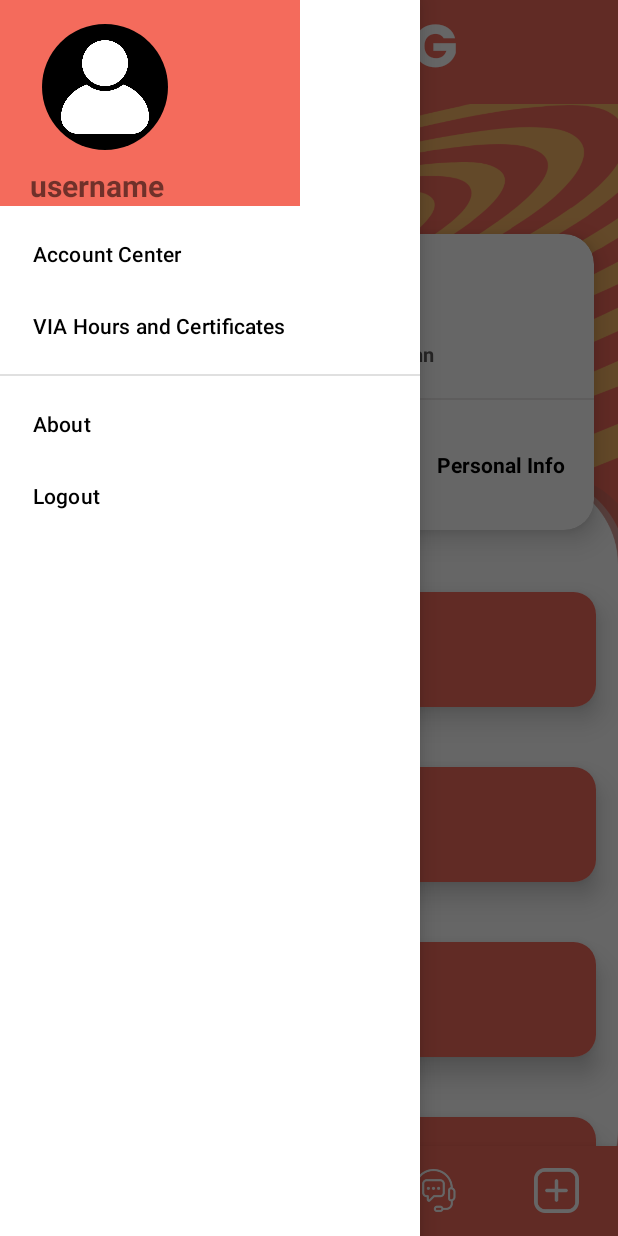
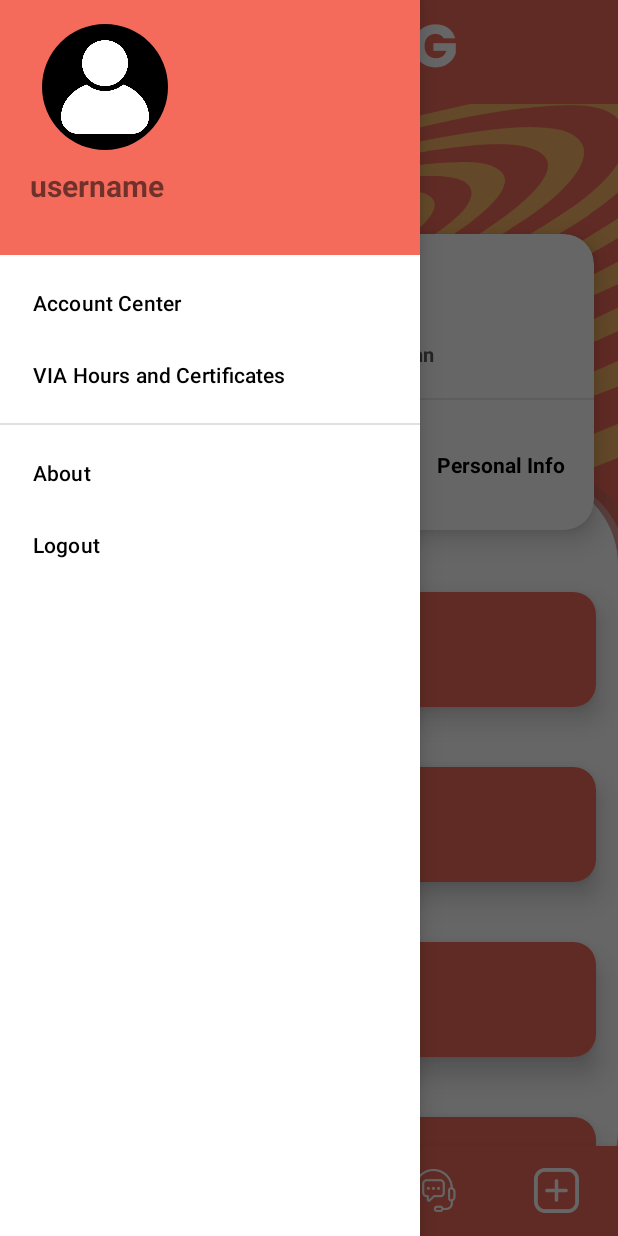
Before and after one commit to bossman2406/GatherSG, an Android app: the fragment userProfile placed in its activity, with the side drawer open, on a phone screen of 412 x 824 dp. Run offline under Robolectric (Android 15) with nearby library versions, the phone set to English and light mode, and no system bars; our stand-ins replace CircleImageView, Firebase (no records; nobody signed in at launch, a user with empty details on screens opened directly); 5 statements that could not run were skipped.

Commit message:
working on user profile

```diff
--- a/app/src/main/java/com/gathersg/user/userProfile.java
+++ b/app/src/main/java/com/gathersg/user/userProfile.java
@@ -4,11 +4,14 @@ import android.os.Bundle;
 import android.view.LayoutInflater;
 import android.view.View;
 import android.view.ViewGroup;
+import android.widget.TextView;
 
 import androidx.fragment.app.Fragment;
 import androidx.fragment.app.FragmentContainerView;
 import androidx.fragment.app.FragmentManager;
 import androidx.fragment.app.FragmentTransaction;
+
+import de.hdodenhof.circleimageview.CircleImageView;
 
 
 public class userProfile extends Fragment {
@@ -17,6 +20,8 @@ public class userProfile extends Fragment {
     personal_info personalInfo;
     FragmentManager fragmentManager;
     FragmentTransaction fragmentTransaction;
+    TextView username,uid;
+    CircleImageView imageView;
 
     public userProfile() {
         // Required empty public constructor
@@ -28,6 +33,11 @@ public class userProfile extends Fragment {
         // Inflate the layout for this fragment
         View view = inflater.inflate(R.layout.fragment_user_profile, container, false);
         personalInfo = new personal_info();
+        username = view.findViewById(R.id.usernameProfile);
+        uid = view.findViewById(R.id.uidProfile);
+        //add db to get username , uid and image;
+        username.setText();
+        uid.setText();
         fragmentContainerView = view.findViewById(R.id.userfragmentContainer);
         fragmentManager = getChildFragmentManager();
         fragmentTransaction = fragmentTransaction;
--- a/app/src/main/java/com/gathersg/user/volunteerRegister.java
+++ b/app/src/main/java/com/gathersg/user/volunteerRegister.java
@@ -92,6 +92,7 @@ public class volunteerRegister extends Fragment {
                                 note.put(accountHelper.KEY_USERNAME, Name);
                                 note.put(accountHelper.KEY_EMAIL, Email);
                                 note.put(accountHelper.KEY_PASSWORD, Password);
+                                note.put(accountHelper.KEY_VIA, 0.0 );
 
 
                                 docRef.set(note)
--- a/app/src/main/res/layout/item_image.xml
+++ b/app/src/main/res/layout/item_image.xml
@@ -28,6 +28,7 @@
                 android:orientation="vertical">
 
                 <TextView
+                    android:id="@+id/usernameProfile"
                     android:layout_width="match_parent"
                     android:layout_height="wrap_content"
                     android:layout_marginTop="20dp"
@@ -40,7 +41,7 @@
                 <TextView
                     android:layout_width="match_parent"
                     android:layout_height="wrap_content"
-
+                    android:id="@+id/uidProfile"
                     android:gravity="center"
                     android:text="UID: 324q5wytehfdsgafethn"
                     android:textColor="#5C5A5A"
--- a/app/src/main/res/layout/nav_header.xml
+++ b/app/src/main/res/layout/nav_header.xml
@@ -2,13 +2,13 @@
 <LinearLayout xmlns:android="http://schemas.android.com/apk/res/android"
     xmlns:app="http://schemas.android.com/apk/res-auto"
     xmlns:tools="http://schemas.android.com/tools"
-    android:layout_width="wrap_content"
+    android:layout_width="match_parent"
     android:layout_height="match_parent"
 
     android:orientation="vertical">
 
     <LinearLayout
-        android:layout_width="200dp"
+        android:layout_width="match_parent"
         android:layout_height="wrap_content"
 
         android:background="@color/orange"
@@ -26,7 +26,7 @@
         <TextView
             android:id="@+id/usernameNav"
             android:layout_width="match_parent"
-            android:layout_height="wrap_content"
+            android:layout_height="70dp"
             android:layout_gravity="left"
             android:layout_marginLeft="20dp"
             android:layout_marginRight="20dp"
```
Also changed, not shown: app/src/main/java/com/gathersg/user/attendance.java (+17 -1 lines).
